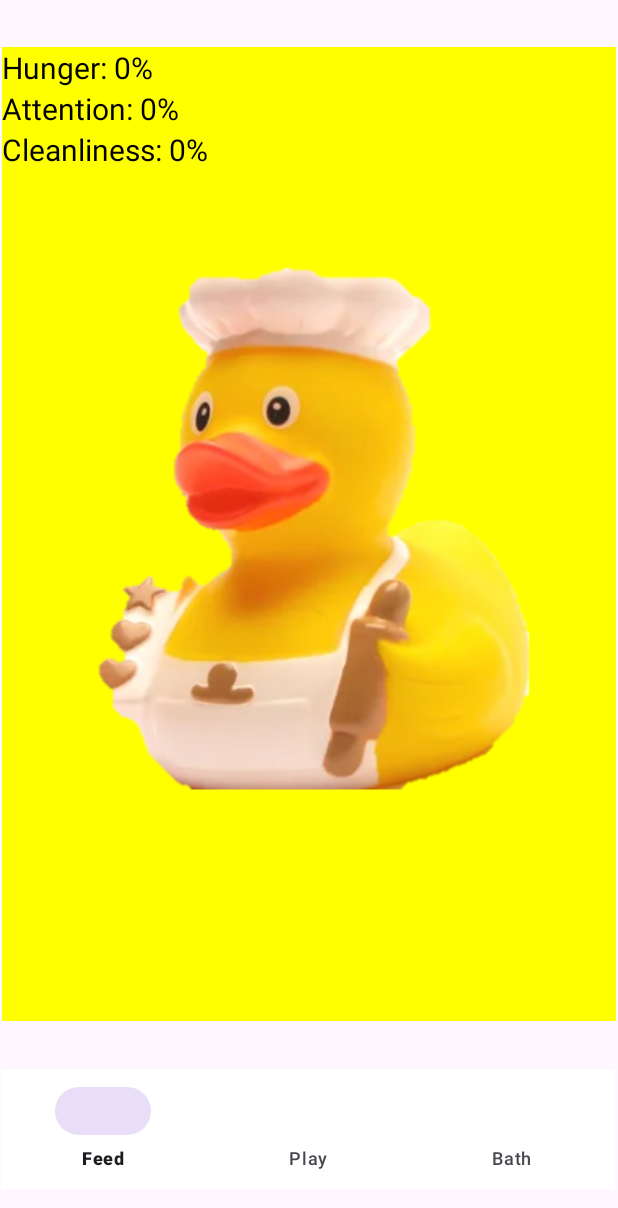
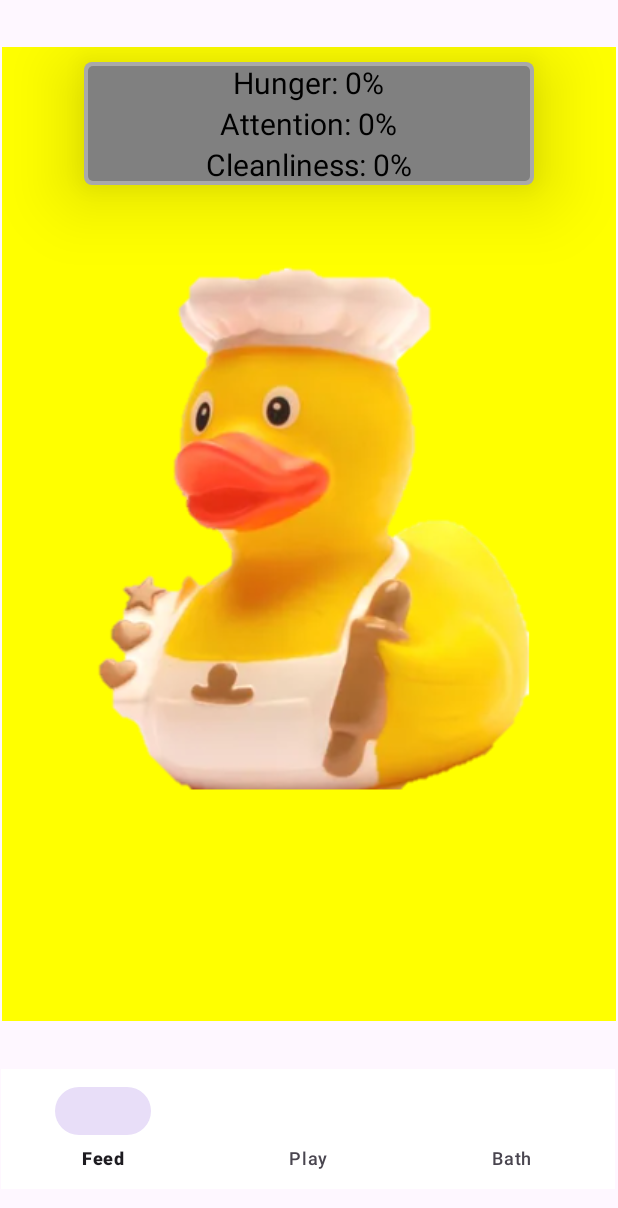
Before and after one commit to Jarrod2602/DuckFragments, an Android app: the screen it shows after launch (MenuBar), on a phone screen of 412 x 824 dp. Shown: the top 1208 px of the screen. Run offline under Robolectric (Android 15) with nearby library versions, the phone set to English and light mode, and no system bars.

```diff
--- /dev/null
+++ b/app/src/main/res/drawable/shadow.xml
@@ -0,0 +1,18 @@
+<?xml version="1.0" encoding="utf-8"?>
+<layer-list xmlns:android="http://schemas.android.com/apk/res/android">
+    <item >
+        <shape
+            android:shape="rectangle">
+            <solid android:color="#A9A9A9" />
+            <corners android:radius="5dp"/>
+        </shape>
+    </item>
+    <item android:left="3dp" android:top="3dp" android:right="3dp"  android:bottom="3dp">
+        <shape
+            android:shape="rectangle">
+            <solid android:color="#808080"/>
+            <corners android:radius="3dp"/>
+        </shape>
+    </item>
+
+</layer-list>
--- a/app/src/main/res/layout/fragment_duck__stats.xml
+++ b/app/src/main/res/layout/fragment_duck__stats.xml
@@ -1,10 +1,13 @@
 <?xml version="1.0" encoding="utf-8"?>
 <LinearLayout xmlns:android="http://schemas.android.com/apk/res/android"
     xmlns:tools="http://schemas.android.com/tools"
-    android:layout_width="wrap_content"
+    android:layout_width="300dp"
     android:layout_height="wrap_content"
+    android:layout_gravity="center_horizontal"
+    android:elevation="30dp"
     android:orientation="vertical"
-    android:background="#FFFF00"
+    android:background="@drawable/shadow"
+    android:layout_margin="10dp"
     tools:context=".Duck_Stats">
 
 
@@ -13,6 +16,7 @@
         android:layout_width="wrap_content"
         android:layout_height="wrap_content"
         android:textSize="20sp"
+        android:layout_gravity="center"
         android:textColor="@color/black"
         android:text="Hunger: 0%" />
 
@@ -21,6 +25,7 @@
         android:layout_width="wrap_content"
         android:layout_height="wrap_content"
         android:textSize="20sp"
+        android:layout_gravity="center"
         android:textColor="@color/black"
         android:text="Attention: 0%" />
 
@@ -29,6 +34,7 @@
         android:layout_width="wrap_content"
         android:layout_height="wrap_content"
         android:textColor="@color/black"
+        android:layout_gravity="center"
         android:textSize="20sp"
         android:text="Cleanliness: 0%" />
 </LinearLayout>
```
